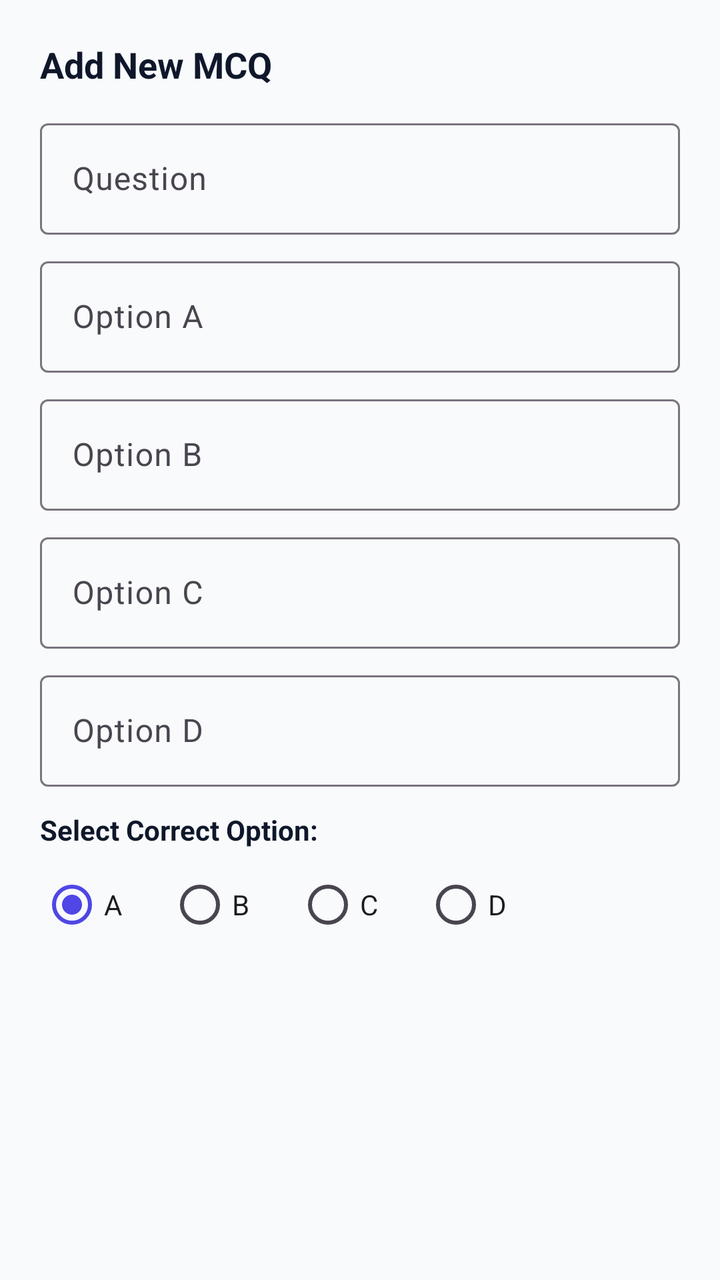
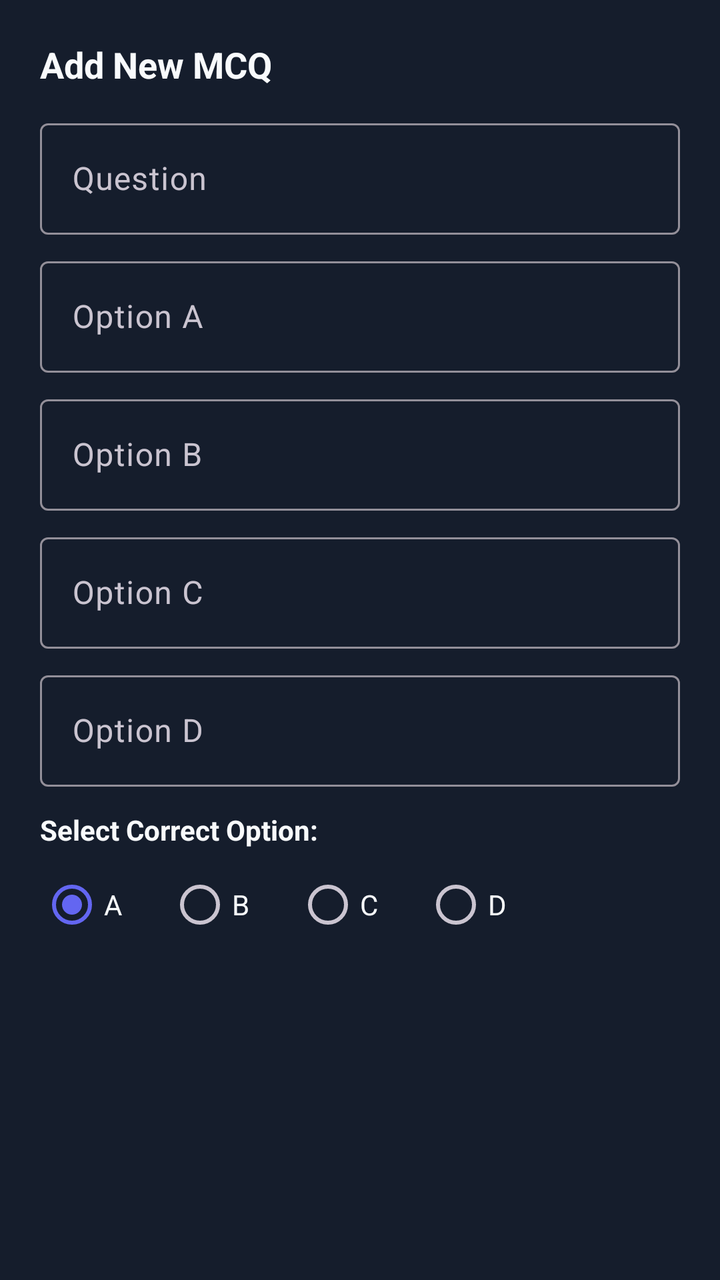

Screens rendered from an Android XML layout before and after an edit, with the pre-edit source and the edit as a unified diff.
<!-- AndroidManifest.xml: application theme Theme.QuizLock -->
<!-- res/layout/dialog_add_question.xml -->
<?xml version="1.0" encoding="utf-8"?>
<ScrollView xmlns:android="http://schemas.android.com/apk/res/android"
    android:layout_width="match_parent"
    android:layout_height="wrap_content">

    <LinearLayout
        android:layout_width="match_parent"
        android:layout_height="wrap_content"
        android:orientation="vertical"
        android:padding="20dp">

        <TextView
            android:layout_width="wrap_content"
            android:layout_height="wrap_content"
            android:text="Add New MCQ"
            android:textColor="@color/text_primary"
            android:textSize="18sp"
            android:textStyle="bold" />

        <com.google.android.material.textfield.TextInputLayout
            android:layout_width="match_parent"
            android:layout_height="wrap_content"
            android:layout_marginTop="12dp"
            android:hint="Question">

            <com.google.android.material.textfield.TextInputEditText
                android:id="@+id/etQuestionInput"
                android:layout_width="match_parent"
                android:layout_height="wrap_content" />
        </com.google.android.material.textfield.TextInputLayout>

        <com.google.android.material.textfield.TextInputLayout
            android:layout_width="match_parent"
            android:layout_height="wrap_content"
            android:layout_marginTop="8dp"
            android:hint="Option A">

            <com.google.android.material.textfield.TextInputEditText
                android:id="@+id/etOptionA"
                android:layout_width="match_parent"
                android:layout_height="wrap_content" />
        </com.google.android.material.textfield.TextInputLayout>

        <com.google.android.material.textfield.TextInputLayout
            android:layout_width="match_parent"
            android:layout_height="wrap_content"
            android:layout_marginTop="8dp"
            android:hint="Option B">

            <com.google.android.material.textfield.TextInputEditText
                android:id="@+id/etOptionB"
                android:layout_width="match_parent"
                android:layout_height="wrap_content" />
        </com.google.android.material.textfield.TextInputLayout>

        <com.google.android.material.textfield.TextInputLayout
            android:layout_width="match_parent"
            android:layout_height="wrap_content"
            android:layout_marginTop="8dp"
            android:hint="Option C">

            <com.google.android.material.textfield.TextInputEditText
                android:id="@+id/etOptionC"
                android:layout_width="match_parent"
                android:layout_height="wrap_content" />
        </com.google.android.material.textfield.TextInputLayout>

        <com.google.android.material.textfield.TextInputLayout
            android:layout_width="match_parent"
            android:layout_height="wrap_content"
            android:layout_marginTop="8dp"
            android:hint="Option D">

            <com.google.android.material.textfield.TextInputEditText
                android:id="@+id/etOptionD"
                android:layout_width="match_parent"
                android:layout_height="wrap_content" />
        </com.google.android.material.textfield.TextInputLayout>

        <TextView
            android:layout_width="wrap_content"
            android:layout_height="wrap_content"
            android:layout_marginTop="12dp"
            android:text="Select Correct Option:"
            android:textColor="@color/text_primary"
            android:textSize="14sp"
            android:textStyle="bold" />

        <RadioGroup
            android:id="@+id/rgCorrectOption"
            android:layout_width="match_parent"
            android:layout_height="wrap_content"
            android:orientation="horizontal"
            android:layout_marginTop="4dp">

            <RadioButton
                android:id="@+id/rbOptionA"
                android:layout_width="wrap_content"
                android:layout_height="wrap_content"
                android:checked="true"
                android:text="A" />

            <RadioButton
                android:id="@+id/rbOptionB"
                android:layout_width="wrap_content"
                android:layout_height="wrap_content"
                android:layout_marginStart="16dp"
                android:text="B" />

            <RadioButton
                android:id="@+id/rbOptionC"
                android:layout_width="wrap_content"
                android:layout_height="wrap_content"
                android:layout_marginStart="16dp"
                android:text="C" />

            <RadioButton
                android:id="@+id/rbOptionD"
                android:layout_width="wrap_content"
                android:layout_height="wrap_content"
                android:layout_marginStart="16dp"
                android:text="D" />
        </RadioGroup>

    </LinearLayout>

</ScrollView>
<!-- resources referenced by this layout -->
<resources>
  <color name="text_primary">#0F172A</color>
  <style name="Theme.QuizLock" parent="Theme.Material3.DayNight.NoActionBar">
          <item name="colorPrimary">@color/primary</item>
          <item name="colorPrimaryDark">@color/primary_dark</item>
          <item name="colorAccent">@color/accent</item>
          <item name="android:windowBackground">@color/background_light</item>
          <item name="android:statusBarColor">@color/primary</item>
          <item name="android:windowLightStatusBar">false</item>
      </style>
  <color name="primary">#4F46E5</color>
  <color name="primary_dark">#3730A3</color>
  <color name="accent">#818CF8</color>
  <color name="background_light">#F8FAFC</color>
</resources>

<!-- the commit's change to res/layout/dialog_add_question.xml (unified diff, before → after) -->
@@ -1,7 +1,8 @@
 <?xml version="1.0" encoding="utf-8"?>
 <ScrollView xmlns:android="http://schemas.android.com/apk/res/android"
     android:layout_width="match_parent"
-    android:layout_height="wrap_content">
+    android:layout_height="wrap_content"
+    android:background="@color/card_dark">
 
     <LinearLayout
         android:layout_width="match_parent"
@@ -26,7 +27,8 @@
             <com.google.android.material.textfield.TextInputEditText
                 android:id="@+id/etQuestionInput"
                 android:layout_width="match_parent"
-                android:layout_height="wrap_content" />
+                android:layout_height="wrap_content"
+                android:textColor="@color/text_primary" />
         </com.google.android.material.textfield.TextInputLayout>
 
         <com.google.android.material.textfield.TextInputLayout
@@ -38,7 +40,8 @@
             <com.google.android.material.textfield.TextInputEditText
                 android:id="@+id/etOptionA"
                 android:layout_width="match_parent"
-                android:layout_height="wrap_content" />
+                android:layout_height="wrap_content"
+                android:textColor="@color/text_primary" />
         </com.google.android.material.textfield.TextInputLayout>
 
         <com.google.android.material.textfield.TextInputLayout
@@ -50,7 +53,8 @@
             <com.google.android.material.textfield.TextInputEditText
                 android:id="@+id/etOptionB"
                 android:layout_width="match_parent"
-                android:layout_height="wrap_content" />
+                android:layout_height="wrap_content"
+                android:textColor="@color/text_primary" />
         </com.google.android.material.textfield.TextInputLayout>
 
         <com.google.android.material.textfield.TextInputLayout
@@ -62,7 +66,8 @@
             <com.google.android.material.textfield.TextInputEditText
                 android:id="@+id/etOptionC"
                 android:layout_width="match_parent"
-                android:layout_height="wrap_content" />
+                android:layout_height="wrap_content"
+                android:textColor="@color/text_primary" />
         </com.google.android.material.textfield.TextInputLayout>
 
         <com.google.android.material.textfield.TextInputLayout
@@ -74,7 +79,8 @@
             <com.google.android.material.textfield.TextInputEditText
                 android:id="@+id/etOptionD"
                 android:layout_width="match_parent"
-                android:layout_height="wrap_content" />
+                android:layout_height="wrap_content"
+                android:textColor="@color/text_primary" />
         </com.google.android.material.textfield.TextInputLayout>
 
         <TextView
@@ -98,28 +104,32 @@
                 android:layout_width="wrap_content"
                 android:layout_height="wrap_content"
                 android:checked="true"
-                android:text="A" />
+                android:text="A"
+                android:textColor="@color/text_primary" />
 
             <RadioButton
                 android:id="@+id/rbOptionB"
                 android:layout_width="wrap_content"
                 android:layout_height="wrap_content"
                 android:layout_marginStart="16dp"
-                android:text="B" />
+                android:text="B"
+                android:textColor="@color/text_primary" />
 
             <RadioButton
                 android:id="@+id/rbOptionC"
                 android:layout_width="wrap_content"
                 android:layout_height="wrap_content"
                 android:layout_marginStart="16dp"
-                android:text="C" />
+                android:text="C"
+                android:textColor="@color/text_primary" />
 
             <RadioButton
                 android:id="@+id/rbOptionD"
                 android:layout_width="wrap_content"
                 android:layout_height="wrap_content"
                 android:layout_marginStart="16dp"
-                android:text="D" />
+                android:text="D"
+                android:textColor="@color/text_primary" />
         </RadioGroup>
 
     </LinearLayout>
<!-- resource entries referenced after the edit -->
@@ -1,17 +1,21 @@
 <!-- resources referenced by this layout -->
 <resources>
-  <color name="text_primary">#0F172A</color>
-  <style name="Theme.QuizLock" parent="Theme.Material3.DayNight.NoActionBar">
+  <color name="card_dark">#151D2C</color>
+  <color name="text_primary">#F8FAFC</color>
+  <style name="Theme.QuizLock" parent="Theme.Material3.Dark.NoActionBar">
           <item name="colorPrimary">@color/primary</item>
           <item name="colorPrimaryDark">@color/primary_dark</item>
           <item name="colorAccent">@color/accent</item>
-          <item name="android:windowBackground">@color/background_light</item>
-          <item name="android:statusBarColor">@color/primary</item>
+          <item name="colorSurface">@color/card_dark</item>
+          <item name="android:windowBackground">@color/bg_dark</item>
+          <item name="android:statusBarColor">@color/bg_dark</item>
+          <item name="android:navigationBarColor">@color/bg_dark</item>
           <item name="android:windowLightStatusBar">false</item>
+          <item name="android:windowLightNavigationBar">false</item>
       </style>
-  <color name="primary">#4F46E5</color>
-  <color name="primary_dark">#3730A3</color>
-  <color name="accent">#818CF8</color>
-  <color name="background_light">#F8FAFC</color>
+  <color name="primary">#6366F1</color>
+  <color name="primary_dark">#4F46E5</color>
+  <color name="accent">#6366F1</color>
+  <color name="bg_dark">#0B0F19</color>
 </resources>
 
